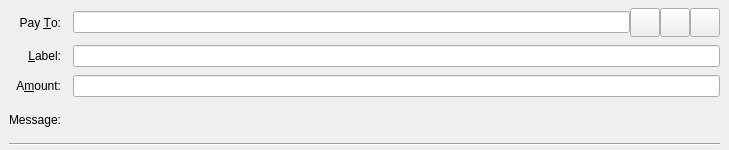
Before: the Qt Designer form src/qt/forms/sendcoinsentry.ui in cryptolinux/ion, drawn with Qt 5.
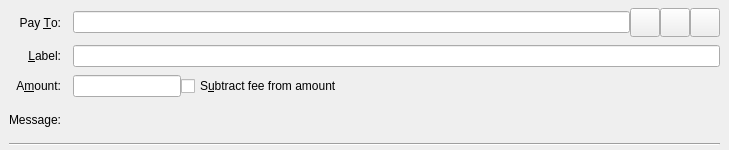
After: the same form once the commit is applied. Custom widgets are drawn as their Qt base class.

Commit message:
Subtract fee from amount
Adds the
automatically-subtract-the-fee-from-the-amount-and-send-whats-left
feature to the GUI and RPC (sendtoaddress,sendmany).

Applies: https://github.com/bitcoin/bitcoin/commit/292623adf59edea52b2927b3d67fd2ff7f997882

Diff of the .ui file:
```diff
--- a/src/qt/forms/sendcoinsentry.ui
+++ b/src/qt/forms/sendcoinsentry.ui
@@ -151,7 +151,21 @@
      </widget>
     </item>
     <item row="2" column="1">
-     <widget class="BitcoinAmountField" name="payAmount"/>
+     <layout class="QHBoxLayout" name="horizontalLayoutAmount" stretch="0,1">
+      <item>
+       <widget class="BitcoinAmountField" name="payAmount"/>
+      </item>
+      <item>
+       <widget class="QCheckBox" name="checkboxSubtractFeeFromAmount">
+        <property name="toolTip">
+         <string>The fee will be deducted from the amount being sent. The recipient will receive less bitcoins than you enter in the amount field. If multiple recipients are selected, the fee is split equally.</string>
+        </property>
+        <property name="text">
+         <string>S&amp;ubtract fee from amount</string>
+        </property>
+       </widget>
+      </item>
+     </layout>
     </item>
     <item row="3" column="0">
      <widget class="QLabel" name="messageLabel">
```
The commit also changes 15 other files.
